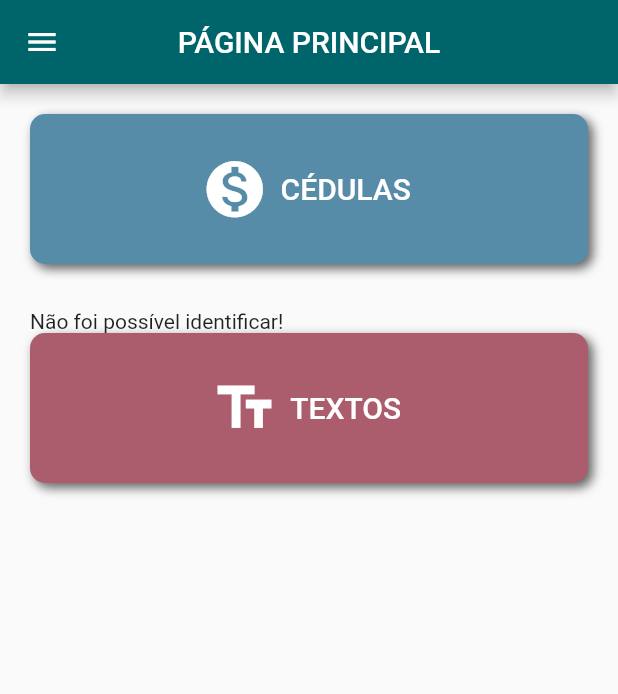
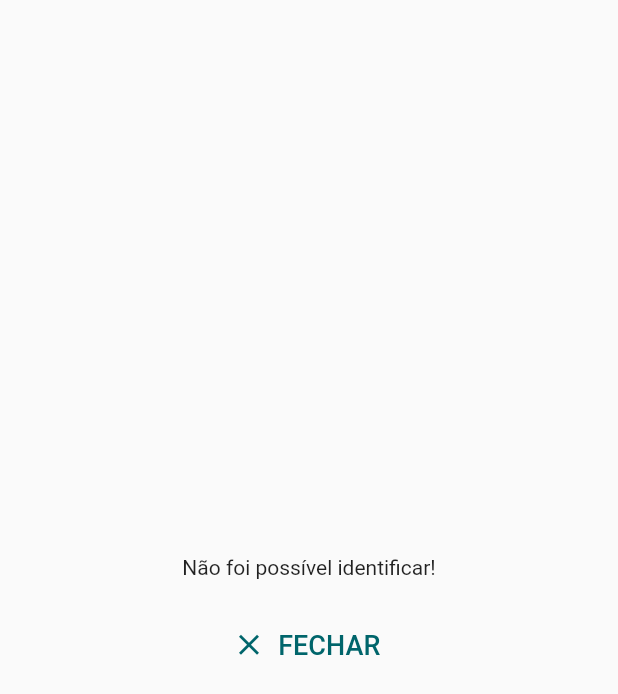
Before and after one commit to KarinaCavalcanti/Seus-Olhos, a Flutter app: the PagePrincipal screen opened by its route, after a tap on "CÉDULAS", on a phone screen of 412 x 824 dp. Shown: the top 694 px of the screen. Run offline on Flutter 3.47's test engine with Material 2 defaults, Android fonts, the phone set to English and light mode, and no system bars; our stand-ins replace image_picker; missing offline and left inert: firebase_ml_vision, tflite; accounts and stored records are empty.

Commit message:
Ajuste na funcionalidade de cédulas

```diff
--- a/seus_olhos/lib/classes/app_route.dart
+++ b/seus_olhos/lib/classes/app_route.dart
@@ -5,4 +5,5 @@ class AppRoutes {
   static const AJUDA_PAGE = '/ajuda-page';
   static const SOBRE_PAGE = '/sobre-nos-page';
   static const RESPOSTA_PAGE = '/response-page';
+  static const RESPOSTAIMGRECOG_PAGE = '/responseimg-page';
 }
--- a/seus_olhos/lib/main.dart
+++ b/seus_olhos/lib/main.dart
@@ -5,6 +5,7 @@ import 'package:seus_olhos/pages/onboarding_page.dart';
 import 'package:seus_olhos/pages/PaginaPrincipal.dart';
 import 'package:seus_olhos/pages/ajuda.dart';
 import 'package:seus_olhos/pages/response.dart';
+import 'package:seus_olhos/pages/responseImgRecog.dart';
 import 'package:seus_olhos/pages/sobre_nos.dart';
 
 void main() {
@@ -22,6 +23,7 @@ void main() {
         AppRoutes.AJUDA_PAGE: (_) => Ajuda(),
         AppRoutes.SOBRE_PAGE: (_) => SobreNos(),
         AppRoutes.RESPOSTA_PAGE: (_) => Response(),
+        AppRoutes.RESPOSTAIMGRECOG_PAGE: (_) => ResponseImgRecog(),
       },
     ),
   );
--- a/seus_olhos/lib/pages/PaginaPrincipal.dart
+++ b/seus_olhos/lib/pages/PaginaPrincipal.dart
@@ -71,6 +71,17 @@ class _PagePrincipalState extends State<PagePrincipal> {
                     ),
                     onPressed: () {
                       chooseImage();
+
+                      Navigator.of(context)
+                          .pushNamed(
+                        AppRoutes.RESPOSTAIMGRECOG_PAGE,
+                        arguments: _output,
+                      ).then((retorno) {
+                        setState(() {
+                          this._busy = false;
+                        });
+                      });
+
                     },
                     label: Text(
                       'CÉDULAS',
@@ -84,9 +95,6 @@ class _PagePrincipalState extends State<PagePrincipal> {
                 SizedBox(
                   height: 30.0,
                 ),
-                _output == null
-                    ? Text("Não foi possível identificar!")
-                    : Text("${_output[0]["label"]}"),
                 Container(
                   width: MediaQuery.of(context).size.width,
                   height: 100.0,
@@ -118,8 +126,7 @@ class _PagePrincipalState extends State<PagePrincipal> {
                           .pushNamed(
                         AppRoutes.RESPOSTA_PAGE,
                         arguments: imageLabels,
-                      )
-                          .then((retorno) {
+                      ).then((retorno) {
                         setState(() {
                           this._busy = false;
                         });
--- /dev/null
+++ b/seus_olhos/lib/pages/responseImgRecog.dart
@@ -0,0 +1,64 @@
+import 'package:flutter/material.dart';
+import 'package:seus_olhos/classes/app_route.dart';
+import 'package:seus_olhos/pages/imageLabel.dart';
+
+class ResponseImgRecog extends StatefulWidget {
+  @override
+  _ResponseImgRecogState createState() => _ResponseImgRecogState();
+}
+
+class _ResponseImgRecogState extends State<ResponseImgRecog> {
+  List output;
+  @override
+  Widget build(BuildContext context) {
+    this.output = ModalRoute.of(context).settings.arguments;
+    return Scaffold(
+      body: Center(
+        child: SafeArea(
+          child: SingleChildScrollView(
+            child: Column(
+              mainAxisAlignment: MainAxisAlignment.center,
+              crossAxisAlignment: CrossAxisAlignment.center,
+              children: <Widget>[
+                Padding(
+                  padding: EdgeInsets.all(10.0),
+                  child: Wrap(
+                    children: [
+                      output == null
+                    ? Text("Não foi possível identificar!")
+                    : Text('${output[0]["label"]}'),
+                    ],
+                  ),
+                ),
+                Padding(
+                  padding: EdgeInsets.only(
+                    top: 10.0,
+                    bottom: 10.0,
+                  ),
+                  child: FlatButton.icon(
+                    icon: Icon(
+                      Icons.close,
+                      size: 23.0,
+                      color: Color(0xFF00656B),
+                    ),
+                    label: Text(
+                      'FECHAR',
+                      style: TextStyle(
+                        color: Color(0xFF00656B),
+                        fontSize: 18.0,
+                      ),
+                    ),
+                    onPressed: () {
+                      //ao retornar da página fecha o menu hamburguinho
+                      Navigator.of(context).pop(true);
+                    },
+                  ),
+                )
+              ],
+            ),
+          ),
+        ),
+      ),
+    );
+  }
+}
--- a/seus_olhos/lib/pages/sobre_nos.dart
+++ b/seus_olhos/lib/pages/sobre_nos.dart
@@ -25,7 +25,7 @@ class _State extends State<SobreNos> {
         child: Column(
           children: [
             Text(
-              'O aplicativo Seus Olhos busca auxiliar mais de meio  milhão de pessoas cegas em nosso país a terem uma vida mais autônoma.',
+              'O aplicativo Seus Olhos busca auxiliar mais de meio milhão de pessoas cegas em nosso país a terem uma vida mais autônoma.',
               style: TextStyle(
                 fontSize: 15.0,
                 color: Colors.black,
```
Also changed, not shown: seus_olhos/lib/pages/teste.dart (deleted).
